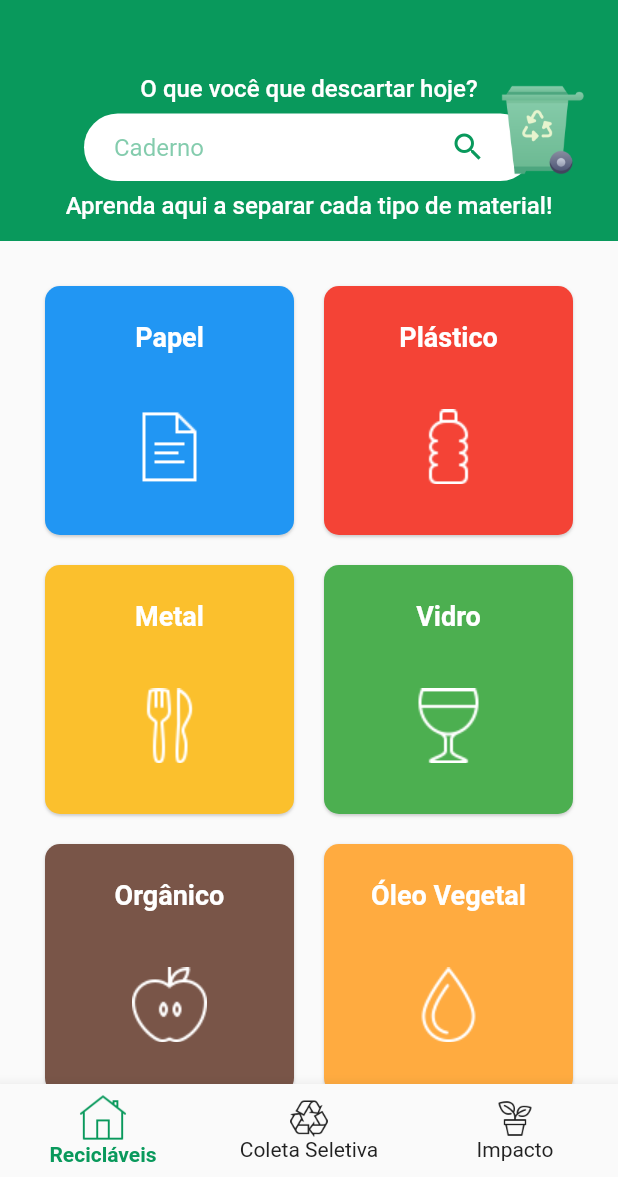
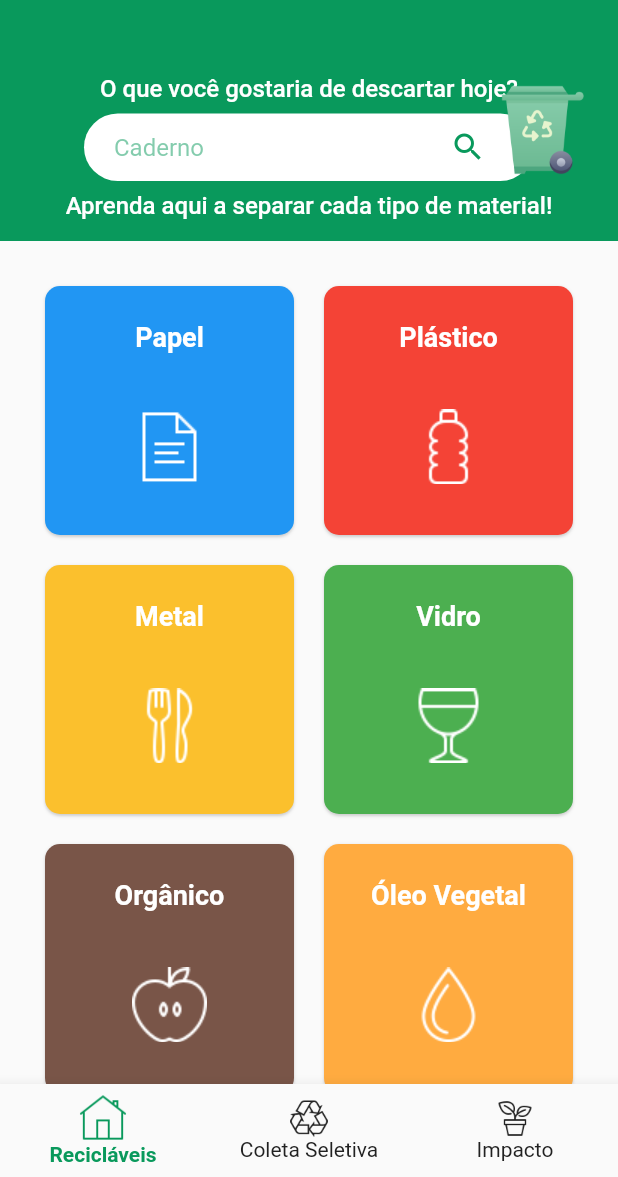
Before and after one commit to projeto-monitoria-recycle-app/recycle-app, a Flutter app: the MainScreen screen opened by its route, on a phone screen of 412 x 824 dp, the part 59-1236 px from its top. Run offline on Flutter 3.47's test engine with Material 2 defaults, Android fonts, the phone set to English and light mode, and no system bars; our stand-ins replace flare_flutter, flutter_svg, geolocator, google_maps_flutter.

Commit message:
Inserido nome e icone, refeita tela de coleta seletiva com  formato de lista para as rotas, atualizado dados dos materiais.

```diff
--- a/lib/main.dart
+++ b/lib/main.dart
@@ -4,7 +4,7 @@ import 'package:recicle_app/screens/MapScreen.dart';
 import 'package:recicle_app/screens/QuestionAnswerScreen.dart';
 import 'package:recicle_app/screens/mainScreen.dart';
 import 'package:recicle_app/screens/materialDescriptionScreen.dart';
-import 'package:recicle_app/screens/onBoardingScreen.dart';
+// import 'package:recicle_app/screens/onBoardingScreen.dart';
 
 void main() => runApp(MyApp());
 
@@ -23,7 +23,7 @@ class MyApp extends StatelessWidget {
         accentColor: Color(0xFF09995C),
         appBarTheme: AppBarTheme(elevation: 0),
       ),
-      home: OnBoardingScreen(),
+      home: MainScreen(),
       routes: {
         MainScreen.routeName: (context) => MainScreen(),
         MaterialWasteScreen.routeName: (context) => MaterialWasteScreen(),
--- a/lib/models/materialModel.dart
+++ b/lib/models/materialModel.dart
@@ -13,7 +13,9 @@ class Waste {
   final String economicalImpact;
   final String socialImpact;
   final String environmentalImpact;
-  final List<String> itens;
+  final List<String> searchItens;
+  final String recyclable;
+  final String notRecyclable;
 
   Waste(
     this.name, {
@@ -28,7 +30,9 @@ class Waste {
     this.economicalImpact,
     this.socialImpact,
     this.environmentalImpact,
-    this.itens,
+    this.searchItens,
+    this.recyclable,
+    this.notRecyclable,
   });
 }
 
@@ -39,27 +43,18 @@ List<Waste> wasteList = [
     icon: AssetImage("assets/icons/paper.png"),
     title: 'Como descartar papel corretamente?',
     content: [
-      'Muitas vezes, não imaginamos a importância do descarte correto de papéis. Rasgamos, amassamos e descartamos pensando somente na segurança e sigilo da informação, mas esquecemos da sustentabilidade.',
-      'Amassar o papel não o impedirá de ser reciclado, no entanto, as fibras que o compõe perdem a resistência mais facilmente.',
-      'Já o papel rasgado, além de ocupar menos espaço, facilita o transporte e mantém a maioria de suas fibras intactas, facilitando o processo de reciclagem.'
+      'A reciclagem de materiais, como o papel, é uma prática importante, pois é uma maneira de tentar reduzir os impactos das atividades humanas no meio ambiente. O papel é produzido a partir de fibras vegetais, principalmente o eucalipto.',
+      'Uma das etapas mais importantes no processo de reciclagem de papel é a separação e coleta seletiva do papel. Esta prática possui também um importante impacto na economia, pois impede o acúmulo de papeis em aterros sanitários, contribuindo para a redução de resíduos sólidos, diminuição de impactos negativos no solo e, consequentemente, diminuição da poluição.',
     ],
+    recyclable:
+        "Jornais, revistas, livros, apostilas, folhas e folhetos (de preferência sem rasgar nem amassar), caixas de papelão desmontadas e embalagens TetraPak.",
+    notRecyclable:
+        "Papel carbono, celofane, amanteigado, parafinado, papeis amanteigados ou sujos, fitas e etiquetas adesivas, fotografias, toalhas, lenços e guardanapos usados.",
     images: ['assets/img/onBoardingImg-04.svg'],
-    itens: [
+    searchItens: [
       '',
-      'livro'
-          'Jornais',
-      'Revista',
-      'Caderno',
-      'Envelopes',
-      'Listas Telefônica',
-      'Cartolina',
-      'Cartões',
-      'Cartazes',
-      'Aparas de papel',
-      'Formulários de computador',
-      'Sacos de papel',
-      'Caixas de Papelão',
-      'Panfletos'
+      "Livro Jornal, jornais, Revista ,Caderno, Envelopes, Listas Telefônica, Cartolina, Cartões, Cartazes, Aparas de papel, Formulários",
+      "Sacos de papel, Panfletos, Caixa de leite, Caixa de suco, Papeis de presente, papel de seda, Papelão, Apostilas"
     ],
   ),
 
@@ -69,15 +64,16 @@ List<Waste> wasteList = [
       title: 'Como descartar plástico corretamente?',
       content: [
         'O plástico é um dos produtos mais utilizados na sociedade atual. O material plástico sintético demora um grande tempo para se decompor, em torno de 500 a 1000 anos, acumulando cada vez mais lixo.',
-        'A reciclagem do plástico é de extrema importância para o meio ambiente. Não podemos esquecer também, que a reciclagem de plástico gera renda para milhares de pessoas no Brasil que atuam, principalmente, em empresas e cooperativas de catadores e recicladores de materiais reciclados.',
-        'O que separar para a coleta seletiva: embalagens e utensílios como garrafas e potes, sacos e sacolas, baldes, canetas, brinquedos, canos, tubos e conexão de PVC, mesas e cadeiras de plástico e radiografias. ',
-        'O que não separar: embalagens metalizadas, adesivos, cabos de panela, espuma de colchão, esponja de cozinha, embalagens de produtos tóxicos, isopor. '
       ],
-      images: [
-        'assets/img/onBoardingImg-04.svg'
-      ],
-      itens: [
-        'plastico plástico garrafas e potes, sacos e sacolas, baldes, canetas, brinquedos, canos, tubos e conexão de PVC, mesas e cadeiras de plástico e radiografias'
+      recyclable:
+          "embalagens e utensílios como garrafas e potes, sacos e sacolas, baldes, canetas, brinquedos, canos, tubos e conexão de PVC, mesas e cadeiras de plástico e radiografias.",
+      notRecyclable:
+          "embalagens metalizadas, adesivos, cabos de panela, espuma de colchão, esponja de cozinha, embalagens de produtos tóxicos, isopor.",
+      images: ['assets/img/onBoardingImg-04.svg'],
+      searchItens: [
+        'plastico plástico garrafas e potes, sacos e sacolas, baldes, canetas, brinquedos, canos, tubos e conexão de PVC, mesas e cadeiras de plástico e radiografias',
+        "Potes de creme, xampu e condicionador lavados, embalagens plásticas de alimentos tipo de leite e iogurte, bolsa plástica, garrafas pet, embalagens de produto de limpeza e higiene, como detergente, sabão liquido, amaciante, água sanitária, sabonete liquido, álcool,",
+        "Potes de creme, shampoo,  xampu e condicionador lavados, embalagens plásticas de alimentos tipo de leite e iogurte, bolsa plástica, garrafas pet, embalagens de produto de limpeza e higiene, como detergente, sabão liquido, amaciante, água sanitária, sabonete liquido, álcool,"
       ]),
   Waste('Metal',
       color: Colors.yellow[700],
@@ -87,14 +83,15 @@ List<Waste> wasteList = [
         'O metal é um dos produtos mais utilizados nas tarefas do dia-a-dia. A reciclagem do metal é de extrema importância para o meio ambiente.',
         'Quando reciclamos o metal ou compramos metal reciclado estamos contribuindo com o meio ambiente, pois este material deixa de ir para os aterros sanitários ou para a natureza (rios, lagos, solo, matas).',
         'Uma das etapas mais importantes no processo de reciclagem de metal é a separação e coleta seletiva do metal realizada pela associação de catadores.',
-        'O que separar para coleta seletiva: latas limpas de bebidas e alimentos, panelas, parafusos e pregos, grampos e clipes, os objetos de ferro ou lata de aerossóis.',
-        'O que não separar: latas com tintas, vernizes e outros, restos de materiais tóxicos, esponja de aço, pilhas e baterias.'
       ],
-      images: [
-        'assets/img/onBoardingImg-04.svg'
-      ],
-      itens: [
-        'metal, metais latas limpas de bebidas e alimentos, panelas, parafusos e pregos, grampos e clipes, os objetos de ferro ou lata de aerossóis'
+      recyclable:
+          'latas limpas de bebidas e alimentos, panelas, parafusos e pregos, grampos e clipes, os objetos de ferro ou lata de aerossóis.',
+      notRecyclable:
+          'latas com tintas, vernizes e outros, restos de materiais tóxicos, esponja de aço, pilhas e baterias.',
+      images: ['assets/img/onBoardingImg-04.svg'],
+      searchItens: [
+        'metal, metais latas limpas de bebidas e alimentos, panelas, parafusos e pregos, grampos e clipes, os objetos de ferro ou lata de aerossóis, garfo, faca, ferramenta, colher'
+            "Ferragens, arames, fio de cobre, latas de alumínio de refrigerantes, cerveja, chás entre outras, folhas de alumínio, embalagem marmitex limpas, panelas, prateleiras e estantes de ferro, fogão, geladeira, freezer"
       ]),
   Waste('Vidro',
       color: Colors.green,
@@ -104,14 +101,15 @@ List<Waste> wasteList = [
         'O vidro é um material que possui um tempo indeterminado para desaparecer do meio ambiente. Embalagens de vidro podem ser totalmente reaproveitadas no ciclo produtivo da reciclagem do, sem nenhuma perda de material.',
         'A reutilização do vidro para a produção de novas embalagens consome menor quantidade de energia e emite resíduos menos particulados de CO2, contribuindo para a preservação do meio ambiente.',
         'Outro aspecto é o menor descarte de lixo, reduzindo os custos de coleta urbana, e aumentando a vida útil dos aterros sanitários. ',
-        'O que separar para a coleta seletiva: embalagens como garrafas e potes de qualquer cor vazias e limpas, copos e taças. ',
-        'O que não separar: espelhos, vidros planos, temperados e resfriados, cristais, utensílios de porcelanas e cerâmica, pirex e similares, lâmpadas. '
       ],
-      images: [
-        'assets/img/onBoardingImg-04.svg'
-      ],
-      itens: [
-        'vidro, garrafas, potes , copos e taças'
+      recyclable:
+          'Embalagens como garrafas e potes de qualquer cor vazias e limpas, copos e taças.',
+      notRecyclable:
+          'Espelhos, vidros planos, temperados e resfriados, cristais, utensílios de porcelanas e cerâmica, pirex e similares, lâmpadas.',
+      images: ['assets/img/onBoardingImg-04.svg'],
+      searchItens: [
+        'vidro, garrafas, potes , copos e taças, prato',
+        'Frascos, garrafas de cerveja, vinho, bebidas destiladas'
       ]),
   Waste(
     'Orgânico',
@@ -120,12 +118,14 @@ List<Waste> wasteList = [
     title: 'Como descartar orgânicos corretamente?',
     content: [
       'A prática de reciclagem de lixo orgânico está sendo cada vez mais utilizada. Uma possibilidade é a compostagem. Este processo transforma o lixo orgânico em adubo o que é favorável tanto ao meio ambiente, uma vez que esse material não será despejado em aterros sanitários, quanto ao solo que será amparado por um material bastante nutritivo. O mais legal é que esse método pode ser feito em casa. ',
-      'A coleta seletiva não faz a coleta do lixo orgânico. ',
       'Acesse o link para mais informações: https://www.dinamicambiental.com.br/blog/reciclagem/lixo-organico-reciclado/#:~:text=%C3%89%20poss%C3%ADvel%20reciclar%20alimentos%2C%20folhas,sua%20decomposi%C3%A7%C3%A3o%20gera%20g%C3%A1s%20metano.'
     ],
     images: ['assets/img/onBoardingImg-04.svg'],
-    itens: [
-      'organico, orgânico comida, frutas, legumes, verduras, pizza, leite, farinha'
+    recyclable:
+        'A coleta seletiva não faz a coleta do lixo orgânico. Mas eles podem ser usados na compostagem.',
+    notRecyclable: '',
+    searchItens: [
+      'organico, orgânico comida, frutas, legumes, verduras, pizza, leite, farinha, alimentos, bebidas, arroz, feijão, macarrão, carne, massas, peixe, frango'
     ],
   ),
   Waste(
@@ -139,8 +139,11 @@ List<Waste> wasteList = [
       'Como separar o seu óleo vegetal: armazenar o óleo de cozinha em uma garrafa pet ou embalagem de sabão liquido.',
       'O que não realizar com o óleo: não descartar o óleo na pia, ralos, bueiros ou no meio ambiente.'
     ],
+    recyclable:
+        "Óleos de cozinha( de soja, milho, girassol, de coco, entre outros).",
+    notRecyclable: "Óleos minerais e sinteticos (de máquinas e veiculos)",
     images: ['assets/img/onBoardingImg-04.svg'],
-    itens: [' oleo óleo'],
+    searchItens: [' oleo óleo, gordura'],
   ),
   Waste(
     'Não Reciclável',
@@ -150,15 +153,20 @@ List<Waste> wasteList = [
     content: [
       'Alguns resíduos não são adequados para o processo da coleta seletiva. Estes materiais após passarem por processos industriais, não podem ser reutilizados e tem como destino o lixo comum.',
       'Abaixo, daremos dicas de quais materiais não são adequados para a separação do processo da coleta seletiva. Ao praticar está ação, você estará ajudando o meio ambiente de Teresópolis e também contribuindo com a equipe de catadores durante o processo de separação dos resíduos.',
-      'Quais resíduos não são adequados? ',
-      'Papéis não recicláveis: adesivos, etiquetas, fita crepe, papel carbono, fotografias, papel toalha, papel higiênico, papéis e guardanapos engordurados, papéis metalizados, parafinados ou plastificados.',
-      'Metais não recicláveis: clipes, grampos, esponjas de aço, latas de tintas, latas de combustível e pilhas.',
-      'Plásticos não recicláveis: cabos de panela, tomadas, isopor, adesivos, espuma, teclados de computador, acrílicos.',
-      'Vidros não recicláveis: espelhos, cristal, ampolas de medicamentos, cerâmicas e louças, lâmpadas, vidros temperados planos',
     ],
+    recyclable:
+        'A coleta seletiva não faz a coleta de materiais não recicláveis. Eles devem ser jogados nas lixeiras tradicionais.',
+    notRecyclable:
+        "Papéis não recicláveis: adesivos, etiquetas, fita crepe, papel carbono, fotografias, papel toalha, papel higiênico, papéis e guardanapos engordurados, papéis metalizados, parafinados ou plastificados.\nMetais não recicláveis: clipes, grampos, esponjas de aço, latas de tintas, latas de combustível e pilhas.\nPlásticos não recicláveis: cabos de panela, tomadas, isopor, adesivos, espuma, teclados de computador, acrílicos.\nVidros não recicláveis: espelhos, cristal, ampolas de medicamentos, cerâmicas e louças, lâmpadas, vidros temperados planos",
     images: ['assets/img/onBoardingImg-04.svg'],
-    itens: [
-      ' espelhos, cristal, ampolas de medicamentos, cerâmicas e louças, lâmpadas, vidros temperados planoscabos de panela, tomadas, isopor, adesivos, espuma, teclados de computador, acrílicos clipes, grampos, esponjas de aço, latas de tintas, latas de combustível e pilhasadesivos, etiquetas, fita crepe, papel carbono, fotografias, papel toalha, papel higiênico, papéis e guardanapos engordurados, papéis metalizados, parafinados ou plastificados.'
+    searchItens: [
+      'Papel carbono, celofane, amanteigado, parafinado, papeis amanteigados ou sujos, adesivos, fotografias, toalhas, lenços e guardanapos',
+      ' espelhos, cristal, ampolas de medicamentos, cerâmicas e louças, lâmpadas, vidros temperados planoscabos de panela, tomadas, isopor, adesivos',
+      ' espuma, teclados de computador, acrílicos clipes, grampos, esponjas de aço, latas de tintas, latas de combustível e pilhasadesivos, etiquetas',
+      'fita crepe, papel carbono, fotografias, papel toalha, papel higiênico, papéis e guardanapos engordurados, papéis metalizados, parafinados ou plastificados',
+      'Papel higiênico, absorventes, fraudas, fita crepe, guardanapos, fotografias, filtro de cigarros, copos de papel, caixa de pizza engordurada',
+      'Papéis enxarcados, Papel vegetal, Frutas, Legumes, Lata de desodorante, Lata de tinta, Lata de verniz, Alimentos, arroz, feijão,',
+      'osso de frango, carne, Vidros de janela, Cristal, Espelho'
     ],
   ),
   Waste(
@@ -170,8 +178,11 @@ List<Waste> wasteList = [
       'A contaminação do solo e lençóis freáticos são algumas consequências do descarte incorreto de pilhas e baterias usadas. Algumas dessas, compostas de metais pesados, como o chumbo, mercúrio, níquel e cádmio; são capazes de causar doenças renais, cânceres e problemas relacionados no sistema nervoso central. ',
       'Dica: você pode separar suas pilhas e baterias em um recipiente e levar em supermercados que realizam a coleta destes objetos. '
     ],
+    recyclable: "A coleta seletiva não faz a coleta de pilhas e baterias.",
+    notRecyclable:
+        'Essas materias devem ser levados a supermercados que realizam a coleta. ',
     images: ['assets/img/onBoardingImg-04.svg'],
-    itens: ['pilhas e baterias'],
+    searchItens: ['pilhas e baterias'],
   ),
   // Waste(
   //   'Eletrônicos',
--- a/lib/screens/mainScreen.dart
+++ b/lib/screens/mainScreen.dart
@@ -28,11 +28,6 @@ class _MainScreenState extends State<MainScreen> {
   @override
   Widget build(BuildContext context) {
     return Scaffold(
-      // appBar: AppBar(
-      //   centerTitle: true,
-      //   title: Text('Recycle App'),
-      //   backgroundColor: Theme.of(context).accentColor,
-      // ),
       drawer: DrawerConfig(),
       body: Container(
         child: _widgetList.elementAt(_selectedMenu),
--- a/lib/screens/materialScreen.dart
+++ b/lib/screens/materialScreen.dart
@@ -13,7 +13,7 @@ class _HomeScreenState extends State<HomeScreen> {
   filterGrid(search) {
     filteredWasteList.clear();
     for (var material in wasteList) {
-      String itemList = material.itens.join().toLowerCase();
+      String itemList = material.searchItens.join().toLowerCase();
       if (itemList.contains(search)) {
         setState(() {
           filteredWasteList.add(material);
@@ -47,7 +47,7 @@ class _HomeScreenState extends State<HomeScreen> {
                     height: 75,
                   ),
                   Text(
-                    'O que você que descartar hoje?',
+                    'O que você gostaria de descartar hoje?',
                     style: TextStyle(
                         color: Colors.white,
                         fontSize: 16,
@@ -68,7 +68,6 @@ class _HomeScreenState extends State<HomeScreen> {
                           () {
                             searchedItem = value.toLowerCase();
                             filterGrid(searchedItem);
-                            // print(searchedItem);
                           },
                         );
                       },
--- a/lib/screens/questionAnswerScreen.dart
+++ b/lib/screens/questionAnswerScreen.dart
@@ -11,7 +11,7 @@ class QuestionAnswerScreen extends StatelessWidget {
     return Scaffold(
       appBar: AppBar(
         backgroundColor: Theme.of(context).accentColor,
-        title: Text('Recycle App'),
+        title: Text('Recicle Terê'),
       ),
       body: Padding(
         padding: const EdgeInsets.all(20.0),
```
Also changed, not shown: lib/screens/collectScreen.dart (+48 -118 lines), lib/screens/materialDescriptionScreen.dart (+38 -1 lines), assets/img/logo-associacao.png, 9 other files.
